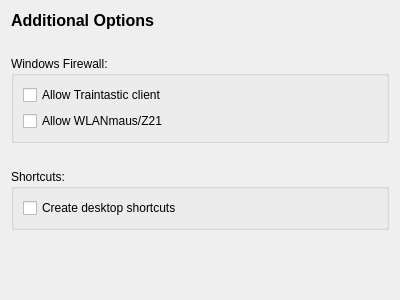
This is package/qtinstaller/packages/org.traintastic.server/meta/serverpage.ui in kamil00110/6050-6023-interface as Qt 5 draws it before an edit. The edited form follows.
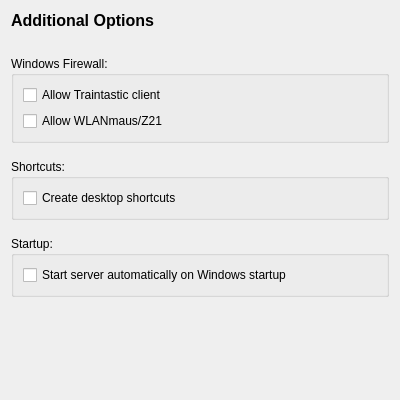
This is the edited form.

```diff
--- a/package/qtinstaller/packages/org.traintastic.server/meta/serverpage.ui
+++ b/package/qtinstaller/packages/org.traintastic.server/meta/serverpage.ui
@@ -7,7 +7,7 @@
     <x>0</x>
     <y>0</y>
     <width>400</width>
-    <height>300</height>
+    <height>400</height>
    </rect>
   </property>
   <property name="windowTitle">
@@ -84,7 +84,7 @@
      <property name="sizeHint" stdset="0">
       <size>
        <width>20</width>
-       <height>20</height>
+       <height>10</height>
       </size>
      </property>
     </spacer>
@@ -110,6 +110,41 @@
    </item>
    <item>
     <spacer name="verticalSpacer_3">
+     <property name="orientation">
+      <enum>Qt::Vertical</enum>
+     </property>
+     <property name="sizeType">
+      <enum>QSizePolicy::Fixed</enum>
+     </property>
+     <property name="sizeHint" stdset="0">
+      <size>
+       <width>20</width>
+       <height>10</height>
+      </size>
+     </property>
+    </spacer>
+   </item>
+   <item>
+    <widget class="QGroupBox" name="startupGroupBox">
+     <property name="title">
+      <string>Startup:</string>
+     </property>
+     <layout class="QVBoxLayout" name="verticalLayout_4">
+      <item>
+       <widget class="QCheckBox" name="startServerOnStartup">
+        <property name="text">
+         <string>Start server automatically on Windows startup</string>
+        </property>
+        <property name="checked">
+         <bool>false</bool>
+        </property>
+       </widget>
+      </item>
+     </layout>
+    </widget>
+   </item>
+   <item>
+    <spacer name="verticalSpacer_4">
      <property name="orientation">
       <enum>Qt::Vertical</enum>
      </property>
```
